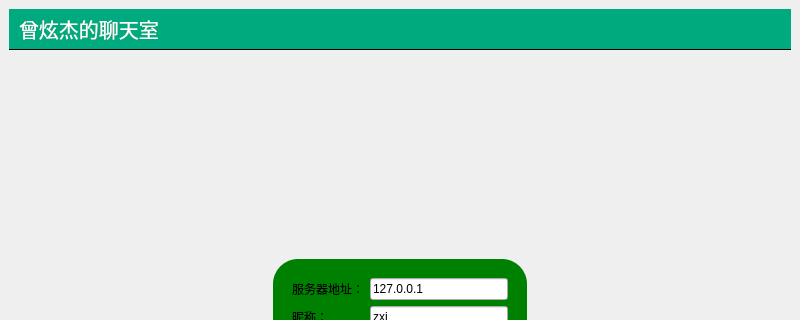
Above: ChatClient/mainwindow.ui from 23ye/lab5 before the change; both pictures show x 0 to 800 and y 0 to 320 of the 800 by 600 pixel window. Below: the same form after it.
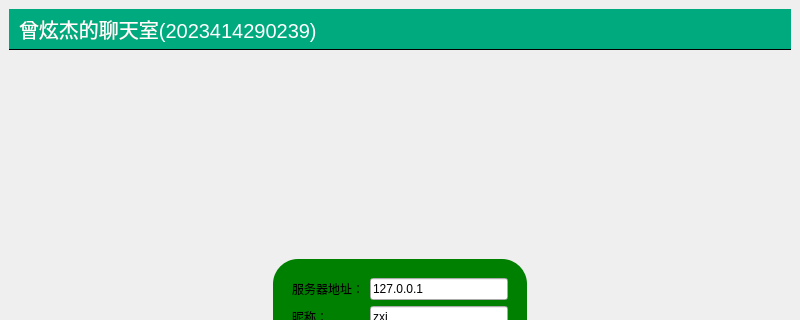
That is the form after the change.

Diff of the .ui file:
```diff
--- a/ChatClient/mainwindow.ui
+++ b/ChatClient/mainwindow.ui
@@ -43,7 +43,7 @@
     <item>
      <widget class="QLabel" name="titleLabel">
       <property name="text">
-       <string>曾炫杰的聊天室</string>
+       <string>曾炫杰的聊天室(2023414290239)</string>
       </property>
      </widget>
     </item>
```
